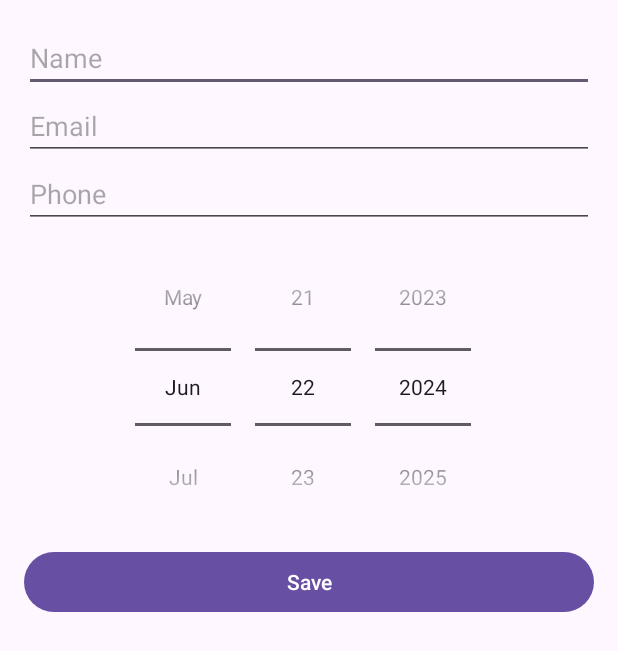
After one commit to aichannsopheaktra/5g-project, an Android app: the layout dialog_account_detail.xml on its own in the app's theme, with its tools: preview values and no code run, on a phone screen of 412 x 824 dp. The commit adds this screen. Shown: the top 651 px of the screen. Run offline under Robolectric (Android 15) with nearby library versions, the phone set to English and light mode, and no system bars; Roboto replaces fonts that are not available here.

Commit message:
some update
- detail dialog
- cart update

```diff
--- a/app/src/main/java/com/example/project5g/api/ApiInterface.kt
+++ b/app/src/main/java/com/example/project5g/api/ApiInterface.kt
@@ -18,7 +18,7 @@ import retrofit2.http.Url
 
 interface ApiInterface {
     @GET("CustomerAPI")
-    fun getCustomer(): Call<List<Customer>>
+    fun getCustomer(@HeaderMap headers: Map<String, String>): Call<Customer>
 
     @GET("CustomerAPI/products?name=&categoryId")
     fun getProduct(): Call<List<Product>>
--- a/app/src/main/java/com/example/project5g/data/CartItem.kt
+++ b/app/src/main/java/com/example/project5g/data/CartItem.kt
@@ -6,6 +6,6 @@ data class CartItem(
     val productId: String,
     val product: Product,
     val qty: Int,
-    val price: Int,
-    val amount: Int
+    val price: Float,
+    val amount: Float
 )
--- /dev/null
+++ b/app/src/main/res/layout/dialog_account_detail.xml
@@ -0,0 +1,38 @@
+<?xml version="1.0" encoding="utf-8"?>
+<LinearLayout xmlns:android="http://schemas.android.com/apk/res/android"
+    android:layout_width="match_parent"
+    android:layout_height="wrap_content"
+    android:orientation="vertical"
+    android:padding="16dp">
+
+    <EditText
+        android:id="@+id/editTextName"
+        android:layout_width="match_parent"
+        android:layout_height="wrap_content"
+        android:hint="Name"/>
+
+    <EditText
+        android:id="@+id/editTextEmail"
+        android:layout_width="match_parent"
+        android:layout_height="wrap_content"
+        android:hint="Email"/>
+
+    <EditText
+        android:id="@+id/editTextPhone"
+        android:layout_width="match_parent"
+        android:layout_height="wrap_content"
+        android:hint="Phone"/>
+
+    <DatePicker
+        android:id="@+id/datePickerDOB"
+        android:layout_width="match_parent"
+        android:layout_height="wrap_content"
+        android:calendarViewShown="false"
+        android:datePickerMode="spinner"/>
+
+    <Button
+        android:id="@+id/buttonSave"
+        android:layout_width="match_parent"
+        android:layout_height="wrap_content"
+        android:text="Save"/>
+</LinearLayout>
```
Also changed, not shown: app/src/main/java/com/example/project5g/data/HomeRepository.kt (+5 -3 lines), app/src/main/java/com/example/project5g/data/Product.kt (+4 -4 lines), app/src/main/java/com/example/project5g/ui/AccountFragment.kt (+75 -13 lines), app/src/main/java/com/example/project5g/ui/CartFragment.kt (+26 -4 lines), app/src/main/java/com/example/project5g/viewmodel/HomeViewModel.kt (+16 -12 lines).
